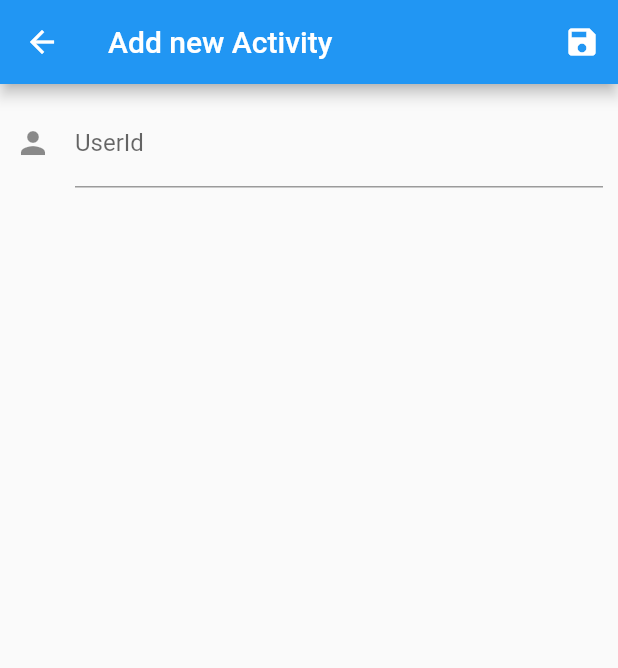
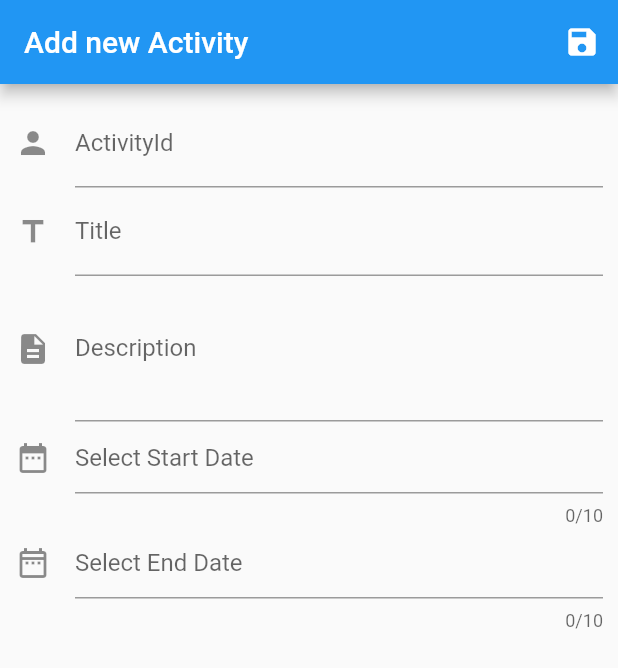
Before and after one commit to sachin96Boy/Insight-flutter-proj, a Flutter app: the AddActivityScreen screen opened directly, on a phone screen of 412 x 824 dp. Shown: the top 668 px of the screen. Run offline on Flutter 3.47's test engine with Material 2 defaults, Android fonts, the phone set to English and light mode, and no system bars.

Commit message:
activity-add-screen-form

```diff
--- a/lib/main.dart
+++ b/lib/main.dart
@@ -1,4 +1,6 @@
 import 'package:flutter/material.dart';
+import 'package:myinstallerapp/screens/activity_details_screen.dart';
+import 'package:myinstallerapp/screens/addActivityScreen.dart';
 
 
 import '../screens/overviewScreen.dart';
@@ -26,6 +28,10 @@
         primarySwatch: Colors.blue,
       ),
       home: OverviewScreen(),
+      routes: {
+        ActivityDetailsScreen.routeName: (context)=> ActivityDetailsScreen(),
+        AddActivityScreen.routeName: (context)=> AddActivityScreen(),
+      },
     );
   }
 }
--- a/lib/screens/addActivityScreen.dart
+++ b/lib/screens/addActivityScreen.dart
@@ -1,4 +1,5 @@
 import 'package:flutter/material.dart';
+import 'package:myinstallerapp/provider/activites.dart';
 
 class AddActivityScreen extends StatefulWidget {
   const AddActivityScreen({Key? key}) : super(key: key);
@@ -12,11 +13,57 @@
 class _AddActivityScreenState extends State<AddActivityScreen> {
   final GlobalKey<FormState> _formKey = GlobalKey<FormState>();
 
+  final _titleFocusNode = FocusNode();
+  final _descriptionFocusNode = FocusNode();
+  final _startDateFocusNode = FocusNode();
+  final _endDateFocusNode = FocusNode();
+  final _authorFocusNode = FocusNode();
+
   var isInt = true;
   var isLoaing = false;
 
   void _saveForm() {
     print("save action pressed");
+  }
+
+  DateTime selectedDate = DateTime.now();
+
+  Future<void> _selectDate() async {
+    final DateTime? picked = await showDatePicker(
+        context: context,
+        initialDate: selectedDate,
+        firstDate: new DateTime(2016, 8),
+        lastDate: new DateTime(2110));
+    if (picked != null && picked != selectedDate)
+      setState(() => selectedDate = picked);
+  }
+
+  Map<String, String> _activityData = {
+    'id': '',
+    'title': '',
+    'description': '',
+    'startDate': '',
+    'endDate': '',
+    'author': '',
+    'status': Status.Todo.toString(),
+  };
+
+  @override
+  void didChangeDependencies() {
+    // TODO: implement didChangeDependencies
+    print(_activityData.values);
+    super.didChangeDependencies();
+  }
+
+  @override
+  void dispose() {
+    // TODO: implement dispose
+    _titleFocusNode.dispose();
+    _descriptionFocusNode.dispose();
+    _startDateFocusNode.dispose();
+    _endDateFocusNode.dispose();
+    _authorFocusNode.dispose();
+    super.dispose();
   }
 
   @override
@@ -41,9 +88,7 @@
             children: [
               TextFormField(
                 decoration: InputDecoration(
-                    icon: Icon(Icons.person),
-                    labelText: "UserId"
-                ),
+                    icon: Icon(Icons.person), labelText: "ActivityId"),
                 textInputAction: TextInputAction.next,
                 validator: (value) {
                   if (value!.isEmpty) {
@@ -52,7 +97,89 @@
                     return null;
                   }
                 },
-              )
+                onFieldSubmitted: (_) =>
+                    FocusScope.of(context).requestFocus(_titleFocusNode),
+                onSaved: (value) {
+                  _activityData['id'] = value;
+                },
+              ),
+              TextFormField(
+                decoration: InputDecoration(
+                  icon: Icon(Icons.title),
+                  labelText: "Title",
+                ),
+                textInputAction: TextInputAction.next,
+                validator: (value) {
+                  if (value!.isEmpty) {
+                    return "Enter title";
+                  } else {
+                    return null;
+                  }
+                },
+                onFieldSubmitted: (_) =>
+                    FocusScope.of(context).requestFocus(_descriptionFocusNode),
+                onSaved: (value) {
+                  _activityData['title'] = value.toString();
+                },
+              ),
+              TextFormField(
+                decoration: InputDecoration(
+                  icon: Icon(Icons.description),
+                  labelText: "Description",
+                ),
+                maxLines: 3,
+                keyboardType: TextInputType.multiline,
+                focusNode: _descriptionFocusNode,
+                validator: (value) {
+                  if (value!.isEmpty) {
+                    return "Enter Description";
+                  } else {
+                    return null;
+                  }
+                },
+                onFieldSubmitted: (_) =>
+                    FocusScope.of(context).requestFocus(_startDateFocusNode),
+                onSaved: (value) {
+                  _activityData['description'] = value.toString();
+                },
+              ),
+              InkWell(
+                onTap: () {
+                  _selectDate(); // Call Function that has showDatePicker()
+                },
+                child: IgnorePointer(
+                  child: TextFormField(
+                    decoration: InputDecoration(
+                      hintText: 'Select Start Date',
+                      icon: Icon(Icons.date_range),
+                    ),
+                    maxLength: 10,
+                    focusNode: _startDateFocusNode,
+                    onSaved: (value) {
+                      _activityData['StartDate'] = value.toString();
+                      print(_activityData['startDate']);
+                    },
+                  ),
+                ),
+              ),
+              InkWell(
+                onTap: () {
+                  _selectDate();
+                },
+                child: IgnorePointer(
+                  child: TextFormField(
+                    decoration: InputDecoration(
+                      icon: Icon(Icons.date_range_outlined),
+                      hintText: 'Select End Date',
+                    ),
+                    maxLength: 10,
+                    focusNode: _endDateFocusNode,
+                    onSaved: (value) {
+                      _activityData['endDate'] = value.toString();
+                    },
+                  ),
+                ),
+              ),
             ],
           ),
         ),
--- a/lib/widgets/appDrawer.dart
+++ b/lib/widgets/appDrawer.dart
@@ -1,4 +1,5 @@
 import 'package:flutter/material.dart';
+import 'package:myinstallerapp/screens/addActivityScreen.dart';
 
 class AppDrawer extends StatelessWidget {
   const AppDrawer({ Key? key }) : super(key: key);
@@ -19,6 +20,11 @@
             // onTap: ,
           ),
           Divider(),
+          ListTile(
+            leading: Icon(Icons.local_activity),
+            title: const Text('Add Activity'),
+            onTap:()=> Navigator.of(context).pushReplacementNamed(AddActivityScreen.routeName),
+          )
         ],
       ),
     );
--- a/pubspec.yaml
+++ b/pubspec.yaml
@@ -30,6 +30,7 @@
   cupertino_icons: ^1.0.2
   provider: ^5.0.0
   http: ^0.13.3
+  flutter_datetime_picker: ^1.5.1
 
 dev_dependencies:
   flutter_test:
```
Also changed, not shown: lib/provider/activites.dart (+7 -7 lines), lib/provider/activityProvider.dart (+13 -3 lines), pubspec.lock.
